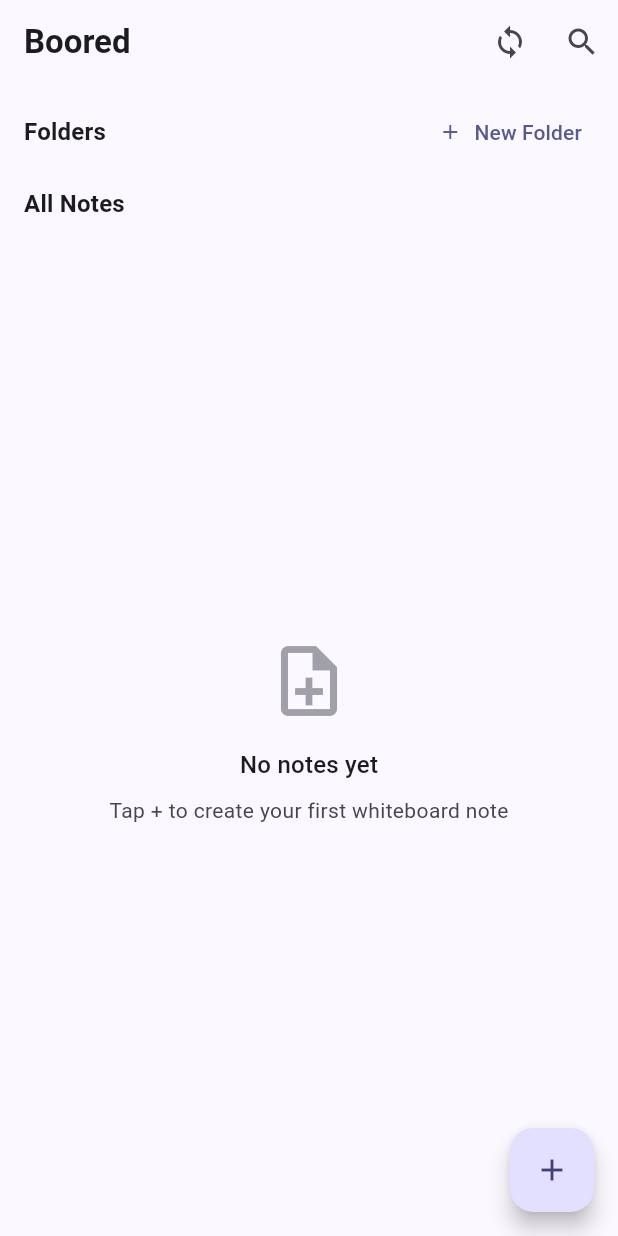
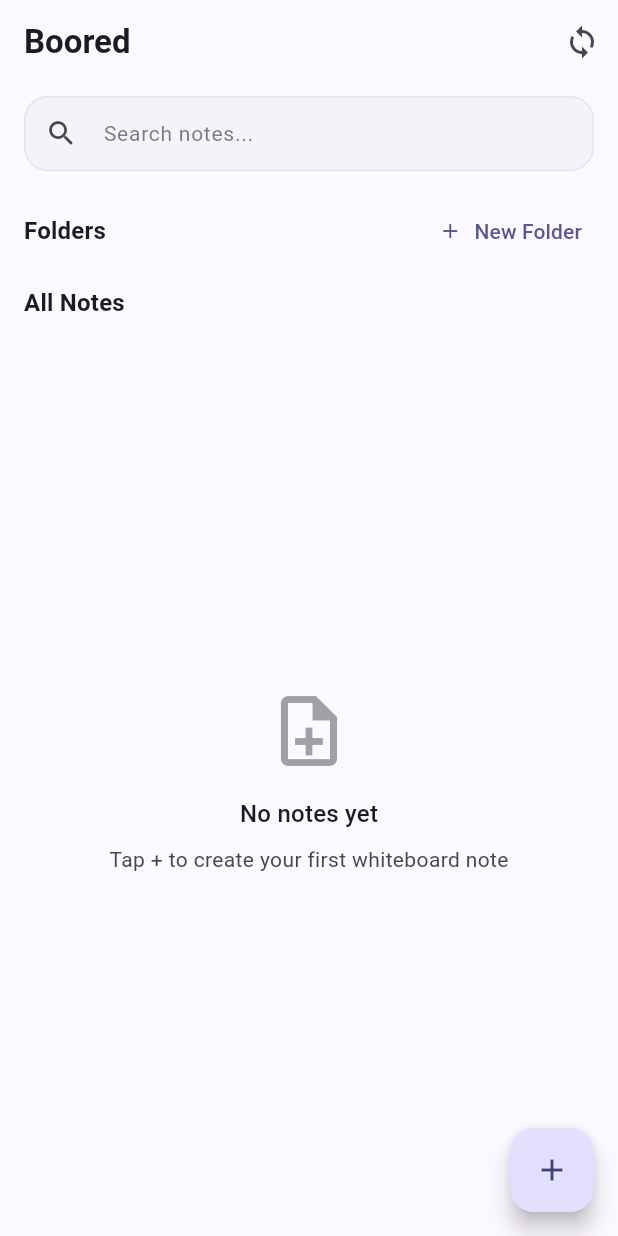
Before and after one commit to r2hu1/Boored, a Flutter app: the HomeScreen screen opened by its route, on a phone screen of 412 x 824 dp. Run offline on Flutter 3.47's test engine with Material 3 defaults, Android fonts, the phone set to English and light mode, and no system bars; our stand-ins replace camera, dio, drift, drift_flutter, flutter_dotenv, flutter_riverpod and 8 more; missing offline and left inert: google_mlkit_selfie_segmentation, google_mlkit_text_recognition, pdfx; accounts and stored records are empty; generated files the repository leaves out were written again.

Commit message:
feat: move search bar from header to above folders section

```diff
--- a/apps/mobile/lib/features/home/presentation/home_screen.dart
+++ b/apps/mobile/lib/features/home/presentation/home_screen.dart
@@ -21,7 +21,6 @@ class HomeScreen extends ConsumerStatefulWidget {
 
 class _HomeScreenState extends ConsumerState<HomeScreen> {
   final _searchController = TextEditingController();
-  bool _isSearching = false;
 
   @override
   void dispose() {
@@ -30,9 +29,9 @@ class _HomeScreenState extends ConsumerState<HomeScreen> {
   }
 
   void _closeSearch() {
-    setState(() => _isSearching = false);
     _searchController.clear();
     ref.read(notesNotifierProvider.notifier).clearSearch();
+    setState(() {});
   }
 
   @override
@@ -42,45 +41,14 @@ class _HomeScreenState extends ConsumerState<HomeScreen> {
     final user = ref.watch(authNotifierProvider).user;
     final notesState = ref.watch(notesNotifierProvider);
     final foldersState = ref.watch(foldersNotifierProvider);
+    final isSearching = _searchController.text.trim().isNotEmpty;
 
     return Scaffold(
       backgroundColor: colors.surface,
       appBar: AppBar(
-        title: _isSearching
-            ? TextField(
-                controller: _searchController,
-                autofocus: true,
-                decoration: InputDecoration(
-                  hintText: 'Search notes...',
-                  border: InputBorder.none,
-                  suffixIcon: _searchController.text.isNotEmpty
-                      ? IconButton(
-                          icon: const Icon(Icons.clear, size: 20),
-                          onPressed: () {
-                            _searchController.clear();
-                            ref
-                                .read(notesNotifierProvider.notifier)
-                                .clearSearch();
-                            setState(() {});
-                          },
-                        )
-                      : null,
-                ),
-                onChanged: (query) {
-                  ref.read(notesNotifierProvider.notifier).search(query);
-                  setState(() {});
-                },
-              )
-            : const Text('Boored', style: TextStyle(fontWeight: FontWeight.w700)),
+        title: const Text('Boored', style: TextStyle(fontWeight: FontWeight.w700)),
         centerTitle: false,
-        leading: _isSearching
-            ? IconButton(
-                icon: const Icon(Icons.arrow_back),
-                onPressed: _closeSearch,
-              )
-            : null,
         actions: [
-          if (!_isSearching) ...[
           Consumer(
             builder: (ctx, ref, _) {
               final syncState = ref.watch(syncNotifierProvider);
@@ -108,11 +76,6 @@ class _HomeScreenState extends ConsumerState<HomeScreen> {
                 },
               );
             },
-            ),
-            IconButton(
-              icon: const Icon(Icons.search),
-              tooltip: 'Search notes',
-              onPressed: () => setState(() => _isSearching = true),
           ),
           if (user != null)
             PopupMenuButton<String>(
@@ -179,19 +142,69 @@ class _HomeScreenState extends ConsumerState<HomeScreen> {
               ),
             ),
         ],
-        ],
       ),
       body: PopScope(
-        canPop: !_isSearching,
+        canPop: !isSearching,
         onPopInvokedWithResult: (didPop, _) {
-          if (!didPop && _isSearching) {
+          if (!didPop && isSearching) {
             _closeSearch();
           }
         },
         child: CustomScrollView(
           slivers: [
+            // Search Bar above folders section
+            SliverToBoxAdapter(
+              child: Padding(
+                padding: const EdgeInsets.fromLTRB(16, 8, 16, 8),
+                child: Container(
+                  decoration: BoxDecoration(
+                    color: colors.surfaceContainerLow,
+                    borderRadius: BorderRadius.circular(16),
+                    border: Border.all(
+                      color: colors.outlineVariant.withValues(alpha: 0.35),
+                      width: 1,
+                    ),
+                  ),
+                  child: TextField(
+                    controller: _searchController,
+                    decoration: InputDecoration(
+                      hintText: 'Search notes...',
+                      hintStyle: TextStyle(
+                        color: colors.onSurfaceVariant.withValues(alpha: 0.7),
+                        fontSize: 14,
+                      ),
+                      prefixIcon: Icon(
+                        Icons.search_rounded,
+                        color: colors.onSurfaceVariant,
+                        size: 22,
+                      ),
+                      suffixIcon: _searchController.text.isNotEmpty
+                          ? IconButton(
+                              icon: Icon(
+                                Icons.clear_rounded,
+                                color: colors.onSurfaceVariant,
+                                size: 20,
+                              ),
+                              onPressed: _closeSearch,
+                            )
+                          : null,
+                      border: InputBorder.none,
+                      contentPadding: const EdgeInsets.symmetric(
+                        horizontal: 16,
+                        vertical: 12,
+                      ),
+                    ),
+                    onChanged: (query) {
+                      ref.read(notesNotifierProvider.notifier).search(query);
+                      setState(() {});
+                    },
+                  ),
+                ),
+              ),
+            ),
+
             // 1. Folders Section (Only when not searching)
-            if (!_isSearching) ...[
+            if (!isSearching) ...[
               SliverToBoxAdapter(
                 child: Padding(
                   padding: const EdgeInsets.fromLTRB(16, 12, 16, 8),
```
Lines whose indentation alone changed are shown as unchanged.
